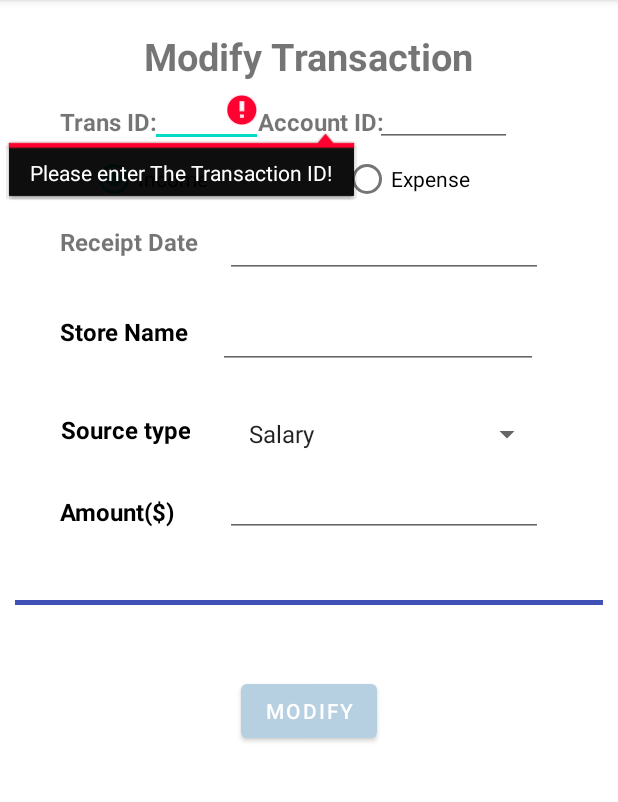
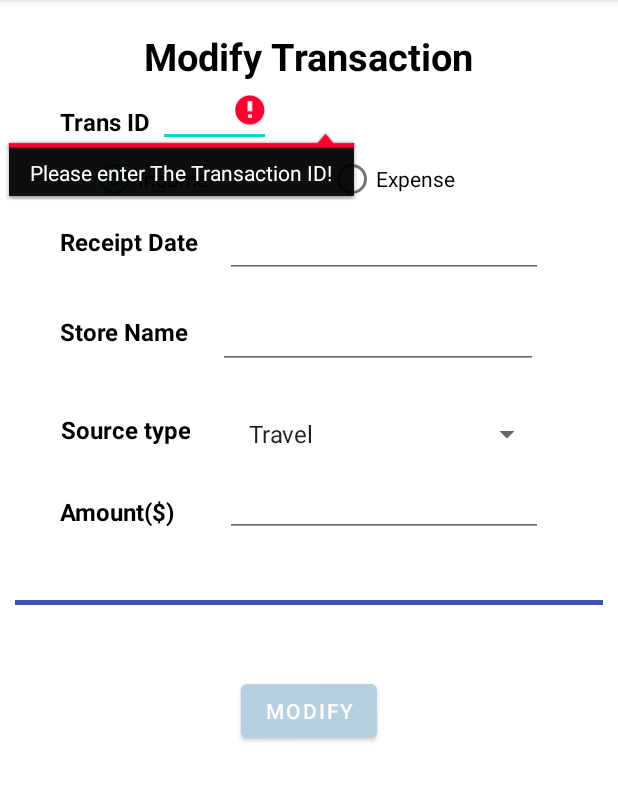
Before and after one commit to Sangel96/MoMoneyNoProblem, an Android app: the modifyTransaction screen opened directly, with no data from a screen before it, after a tap on "MODIFY", on a phone screen of 412 x 824 dp, the part 84-886 px from its top. Run offline under Robolectric (Android 15) with nearby library versions, the phone set to English and light mode, and no system bars; our stand-ins replace Firebase (no records; nobody signed in at launch, a user with empty details on screens opened directly); Roboto replaces fonts that are not available here.

Commit message:
Change modifyTransaction.java

```diff
--- a/app/src/main/java/com/example/momoneynoproblem/Transaction/AddTransaction.java
+++ b/app/src/main/java/com/example/momoneynoproblem/Transaction/AddTransaction.java
@@ -42,7 +42,7 @@ public class AddTransaction extends AppCompatActivity {
     public EditText TranIDEdit = null;
     public EditText DateEdit = null;
     public EditText StoreNameEdit = null;
-    public  EditText EditAccountId= null;
+    //public  EditText EditAccountId= null;
 
     public String transaction_type = "";
     public String transaction_source_type = "";
--- a/app/src/main/java/com/example/momoneynoproblem/Transaction/ManageTransaction.java
+++ b/app/src/main/java/com/example/momoneynoproblem/Transaction/ManageTransaction.java
@@ -125,4 +125,3 @@ public class ManageTransaction extends AppCompatActivity {
         });
     }
 }
-//
--- a/app/src/main/java/com/example/momoneynoproblem/Transaction/modifyTransaction.java
+++ b/app/src/main/java/com/example/momoneynoproblem/Transaction/modifyTransaction.java
@@ -16,6 +16,7 @@ import android.widget.Toast;
 import androidx.appcompat.app.AppCompatActivity;
 
 import com.example.momoneynoproblem.R;
+import com.example.momoneynoproblem.Singleton;
 import com.google.firebase.database.DatabaseReference;
 import com.google.firebase.database.FirebaseDatabase;
 
@@ -32,14 +33,12 @@ public class modifyTransaction extends AppCompatActivity {
     public RadioButton radioSourceButton;
 
     public Button modifyButton;
-    public EditText amountEditText, TranIDEdit, DateEdit, StoreNameEdit,EditAccountId;
+    public EditText amountEditText, TranIDEdit, DateEdit, StoreNameEdit;
     public String transaction_type = "";
     public String transaction_source_type = "";
     public Spinner transactionSourceTypeSpinner;
 
-    private static final String[] paths = {"Salary", "Rent", "Cloths", "Gifts", "Shopping",
-            "Eating out", "Entertainment", "Fuel", "Holiday",
-            "Kids", "Sports", "Travel", "Other sources"};
+    private static final String[] paths = {"Travel", "Shopping", "Sports", "Other", "Rent"};
 
     @Override
     protected void onCreate(Bundle savedInstanceState) {
@@ -56,7 +55,7 @@ public class modifyTransaction extends AppCompatActivity {
         amountEditText = (EditText) findViewById(R.id.amountEditText);
         DateEdit = (EditText) findViewById(R.id.DateEdit);
         StoreNameEdit = (EditText) findViewById(R.id.StoreNameEdit);
-        EditAccountId = findViewById(R.id.EditAccountId);
+       // EditAccountId = findViewById(R.id.EditAccountId);
 
         // implement spinner
         transactionSourceTypeSpinner = (android.widget.Spinner) findViewById(R.id.transactionSourceTypeSpinner);
@@ -74,8 +73,9 @@ public class modifyTransaction extends AppCompatActivity {
                     public void onItemSelected(AdapterView<?> parent, View
                             view, int position, long id) {
                         Log.i("item", (String) parent.getItemAtPosition(position));
-                        transaction_source_type = (String)
-                                parent.getItemAtPosition(position);
+                        Singleton.getInstance().setTransType((String) parent.getItemAtPosition(position));
+                        //transaction_source_type = (String)
+                               // parent.getItemAtPosition(position);
                     }
                     @Override
                     public void onNothingSelected(AdapterView<?> parent) {
@@ -90,13 +90,17 @@ public class modifyTransaction extends AppCompatActivity {
             @Override
             public void onClick(View v)
             {
-                final String ID = TranIDEdit.getText().toString().trim();
-                final String accountId = EditAccountId.getText().toString().trim();
-                final String amount = amountEditText.getText().toString().trim();
-                final String date = DateEdit.getText().toString().trim();
-                final String storename = StoreNameEdit.getText().toString().trim();
-                final String trans_type = transaction_type.trim();
-                final String trans_sourceType = transaction_source_type.trim();
+                String ID = TranIDEdit.getText().toString().trim();
+                //final String accountId = EditAccountId.getText().toString().trim();
+                String amount = amountEditText.getText().toString().trim();
+                String date = DateEdit.getText().toString().trim();
+                String storename = StoreNameEdit.getText().toString().trim();
+                String trans_type = transaction_type.trim();
+                //String trans_sourceType = transaction_source_type.trim();
+                String trans_sourceType = Singleton.getInstance().getTransType();
+                String accountId = Singleton.getInstance().getUserID();
+
+
                 if (TextUtils.isEmpty(ID)) {
                     TranIDEdit.setError("Please enter The Transaction ID!");
                 } else
@@ -109,7 +113,8 @@ public class modifyTransaction extends AppCompatActivity {
                     hashMap.put("transID", ID);
                     hashMap.put("transaction_source_type", transaction_source_type);
                     hashMap.put("transaction_type", transaction_type);
-                    hashMap.put("accountId", accountId);
+
+                    //hashMap.put("accountId", accountId);
 
                     databaseReference.child(ID).setValue(hashMap);
 
--- a/app/src/main/res/layout/activity_delete_transaction.xml
+++ b/app/src/main/res/layout/activity_delete_transaction.xml
@@ -1,6 +1,5 @@
 <?xml version="1.0" encoding="utf-8"?>
 <RelativeLayout xmlns:android="http://schemas.android.com/apk/res/android"
-    xmlns:app="http://schemas.android.com/apk/res-auto"
     xmlns:tools="http://schemas.android.com/tools"
     android:layout_width="match_parent" android:layout_height="match_parent"
     tools:ignore="ExtraText">
@@ -19,6 +18,7 @@
             android:layout_centerHorizontal="true"
             android:layout_marginTop="60dp"
             android:text="@string/delete_transaction"
+            android:textColor="@color/black"
             android:textSize="25sp"
             android:textStyle="bold" />
 
@@ -29,6 +29,7 @@
             android:layout_marginStart="50dp"
             android:layout_marginTop="200dp"
             android:text="@string/txtID"
+            android:textColor="@color/black"
             android:textSize="16sp"
             android:textStyle="bold" />
 
@@ -39,6 +40,8 @@
             android:layout_marginStart="220dp"
             android:layout_marginTop="190dp"
             android:layout_marginEnd="50dp"
+            android:autofillHints="Transaction ID"
+            android:inputType="text"
             android:ems="10"
             android:minHeight="48dp"
             tools:ignore="SpeakableTextPresentCheck" />
--- a/app/src/main/res/layout/activity_modify_transaction.xml
+++ b/app/src/main/res/layout/activity_modify_transaction.xml
@@ -18,6 +18,7 @@
             android:layout_centerHorizontal="true"
             android:layout_marginTop="20dp"
             android:text="@string/Modify_Transaction"
+            android:textColor="@color/black"
             android:textSize="25sp"
             android:textStyle="bold" />
 
@@ -29,6 +30,7 @@
             android:layout_marginStart="40dp"
             android:layout_marginTop="70dp"
             android:text="@string/Id"
+            android:textColor="@color/black"
             android:textSize="16sp"
             android:textStyle="bold" />
 
@@ -36,35 +38,35 @@
             android:id="@+id/TranIDEdit"
             android:layout_width="75dp"
             android:layout_height="wrap_content"
-            android:layout_marginStart="100dp"
-            android:layout_marginTop="50dp"
-            android:ems="10"
-            android:importantForAutofill="no"
-            android:minHeight="48dp"
-            android:inputType="text"
-            tools:ignore="SpeakableTextPresentCheck" />
-
-        <TextView
-            android:id="@+id/txtSubAccount"
-            android:layout_width="wrap_content"
-            android:layout_height="wrap_content"
-            android:layout_marginStart="172dp"
-            android:layout_marginTop="70dp"
-            android:text="@string/SubAccountID"
-            android:textSize="16sp"
-            android:textStyle="bold" />
-
-        <EditText
-            android:id="@+id/EditAccountId"
-            android:layout_width="91dp"
-            android:layout_height="wrap_content"
-            android:layout_marginStart="250dp"
+            android:layout_marginStart="105dp"
             android:layout_marginTop="50dp"
             android:ems="10"
             android:importantForAutofill="no"
             android:inputType="text"
             android:minHeight="48dp"
             tools:ignore="SpeakableTextPresentCheck" />
+
+        <!--        <TextView-->
+        <!--            android:id="@+id/txtSubAccount"-->
+        <!--            android:layout_width="wrap_content"-->
+        <!--            android:layout_height="wrap_content"-->
+        <!--            android:layout_marginStart="172dp"-->
+        <!--            android:layout_marginTop="70dp"-->
+        <!--            android:text="@string/SubAccountID"-->
+        <!--            android:textSize="16sp"-->
+        <!--            android:textStyle="bold" />-->
+
+        <!--        <EditText-->
+        <!--            android:id="@+id/EditAccountId"-->
+        <!--            android:layout_width="91dp"-->
+        <!--            android:layout_height="wrap_content"-->
+        <!--            android:layout_marginStart="250dp"-->
+        <!--            android:layout_marginTop="50dp"-->
+        <!--            android:ems="10"-->
+        <!--            android:importantForAutofill="no"-->
+        <!--            android:inputType="text"-->
+        <!--            android:minHeight="48dp"-->
+        <!--            tools:ignore="SpeakableTextPresentCheck" />-->
 
 
         <TextView
@@ -111,8 +113,8 @@
             android:layout_marginStart="150dp"
             android:layout_marginTop="310dp"
             android:layout_marginEnd="50dp"
+            android:ems="10"
             android:importantForAutofill="no"
-            android:ems="10"
             android:inputType="number"
             android:minHeight="48dp"
             tools:ignore="SpeakableTextPresentCheck" />
@@ -133,6 +135,7 @@
             android:layout_marginStart="40dp"
             android:layout_marginTop="150dp"
             android:text="@string/receipt_date"
+            android:textColor="@color/black"
             android:textSize="16sp"
             android:textStyle="bold" />
 
@@ -143,8 +146,8 @@
             android:layout_marginStart="150dp"
             android:layout_marginTop="137dp"
             android:layout_marginEnd="50dp"
+            android:ems="10"
             android:importantForAutofill="no"
-            android:ems="10"
             android:inputType="date"
             android:minHeight="48dp"
             tools:ignore="SpeakableTextPresentCheck" />
@@ -168,9 +171,9 @@
             android:layout_marginStart="145dp"
             android:layout_marginTop="198dp"
             android:layout_marginEnd="50dp"
+            android:ems="10"
             android:importantForAutofill="no"
             android:inputType="text"
-            android:ems="10"
             android:minHeight="48dp"
             tools:ignore="SpeakableTextPresentCheck" />
 
@@ -194,7 +197,7 @@
                 android:id="@+id/expenseRadioButton"
                 android:layout_width="wrap_content"
                 android:layout_height="wrap_content"
-                android:layout_marginStart="90dp"
+                android:layout_marginStart="80dp"
                 android:layout_marginEnd="50dp"
                 android:text="@string/expense" />
         </RadioGroup>
--- a/app/src/main/res/layout/activity_transaction.xml
+++ b/app/src/main/res/layout/activity_transaction.xml
@@ -1,10 +1,8 @@
 <?xml version="1.0" encoding="utf-8"?>
 <RelativeLayout xmlns:android="http://schemas.android.com/apk/res/android"
     xmlns:app="http://schemas.android.com/apk/res-auto"
-    xmlns:tools="http://schemas.android.com/tools"
     android:layout_width="match_parent"
     android:layout_height="match_parent">
-  android:background="@drawable/gradient_background">
 
   <RelativeLayout
       android:layout_width="match_parent"
@@ -20,6 +18,7 @@
         android:layout_marginTop="32dp"
         android:layout_marginBottom="91dp"
         android:src="@drawable/ic_transaction_title"
+        android:textColor="@color/black"
         android:textSize="25sp"
         android:textStyle="bold" />
 
@@ -31,7 +30,8 @@
         android:layout_marginTop="150dp"
         android:layout_marginBottom="91dp"
         android:text="@string/select_account"
-        android:textSize="20sp"
+        android:textColor="@color/black"
+        android:textSize="16sp"
         android:textStyle="bold" />
 
     <Spinner
--- a/app/src/main/res/values/strings.xml
+++ b/app/src/main/res/values/strings.xml
@@ -25,7 +25,7 @@
     <string name="EnterSubAccount">Enter</string>
     <string name="transaction_type_income_expenses">Transaction type (income/expenses)</string>
 
-    <string name="txtId">Transaction ID:</string>
+    <string name="txtId">Transaction ID</string>
     <string name="txtStoreName">Store Name</string>
     <string name="txtSourcetype">Source type</string>
 
@@ -63,9 +63,9 @@
     <string name="insert_date">Insert Date</string>
     <string name="Delete">Delete</string>
     <string name="store_name">Store Name</string>
-    <string name="do_you_want_to_scan_the_invoice">Do you want to scan the invoice ?</string>
+    <string name="scan_invoice">Scan Invoice</string>
 
-    <string name="Id">Trans ID:</string>
+    <string name="Id">Trans ID</string>
     <string name="source_type">Source type</string>
     <string name="amount">Amount($)</string>
     <string name="add">Add</string>
@@ -79,14 +79,14 @@
     <string name="Symptoms">Symptoms</string>
     <string name="emergency_critical_level">How critical is your emergency?</string>
     <string name="DateNeededBy">What date would you need this to be fixed?</string>
-    <string name="IncomeVerification">Will you be recieving income next month?</string>
+    <string name="IncomeVerification">Will you be receiving income next month?</string>
     <string name="EnterButton">Enter</string>
     <string name="yes_selection">Yes</string>
     <string name="no_selection">No</string>
-    <string name="select_account">Select a Sub Account</string>
+    <string name="select_account">Select Sub Account</string>
     <string name="Show_data">Show Data</string>
     <string name="update">Update</string>
-    <string name="SubAccountID">Account ID:</string>
+
     <string name="add_transaction">Add Transaction</string>
 
 
```
Also changed, not shown: app/src/main/res/layout/activity_add_transaction.xml (+18 -5 lines).
